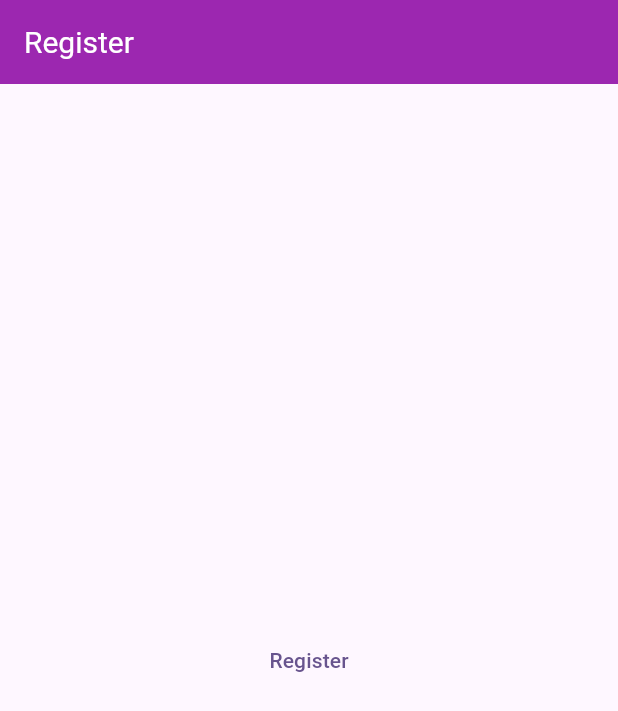
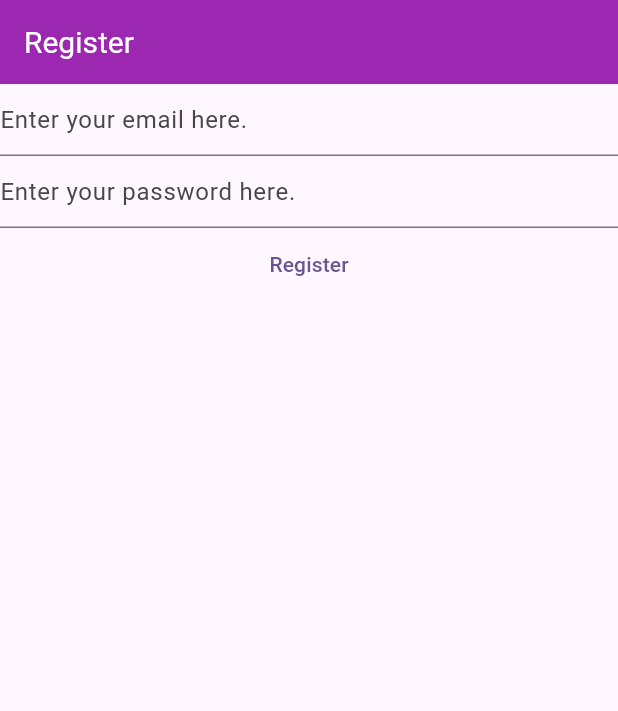
Before and after one commit to sam021624/mynotes, a Flutter app: the screen it shows after launch, after a tap on "Register", on a phone screen of 412 x 824 dp. Shown: the top 711 px of the screen. Run offline on Flutter 3.47's test engine with Material 3 defaults, Android fonts, the phone set to English and light mode, and no system bars; our stand-ins replace firebase_auth, firebase_core; accounts and stored records are empty; network calls fail.

```diff
--- a/lib/main.dart
+++ b/lib/main.dart
@@ -1,6 +1,10 @@
 import 'package:flutter/material.dart';
+import 'package:firebase_auth/firebase_auth.dart';
+import 'package:firebase_core/firebase_core.dart';
+import 'firebase_options.dart';
 
 void main() {
+  WidgetsFlutterBinding.ensureInitialized();
   runApp(MaterialApp(
       title: 'Flutter Demo',
       theme: ThemeData(
@@ -11,8 +15,31 @@ void main() {
     ));
 }
 
-class HomePage extends StatelessWidget {
+class HomePage extends StatefulWidget {
   const HomePage({super.key});
+
+  @override
+  State<HomePage> createState() => _HomePageState();
+}
+
+class _HomePageState extends State<HomePage> {
+
+  late final TextEditingController _email;
+  late final TextEditingController _password;
+
+  @override
+  void initState() {
+    _email = TextEditingController();
+    _password = TextEditingController();
+    super.initState();
+  }
+
+  @override
+  void dispose(){
+    _email.dispose();
+    _password.dispose();
+    super.dispose();
+  }
 
   @override
   Widget build(BuildContext context) {
@@ -23,14 +50,52 @@ class HomePage extends StatelessWidget {
         backgroundColor: Colors.purple,
       ),
 
-      body: Center(
-        child: TextButton(
-        onPressed: () {},
-        child: Text('Register'),
+      body: FutureBuilder(
+        future: Firebase.initializeApp(
+          options: DefaultFirebaseOptions.currentPlatform,
         ),
-      ),
+        builder:(context, snapshot) {
+          switch(snapshot.connectionState) {
+            case ConnectionState.done:
+             return Column(
+          children: [
+            TextField(
+              controller: _email,
+              autocorrect: false,
+              keyboardType: TextInputType.emailAddress,
+              decoration: const InputDecoration(
+                hintText: 'Enter your email here.',
+              ),
+            ),
+            TextField(
+              controller: _password,
+              obscureText: true,
+              enableSuggestions: false,
+              autocorrect: false,
+              decoration: InputDecoration(
+                hintText: ('Enter your password here.'),
+              ),
+            ),
+            TextButton(
+              onPressed: () async {
 
-
+                final email = _email.text;
+                final password = _password.text;
+                final userCredential = await FirebaseAuth.instance.createUserWithEmailAndPassword(
+                  email: email,
+                  password: password
+                );
+                print(userCredential);
+              },
+              child: Text('Register'),
+            ),
+          ],
+        );
+        default:
+        return const Text('Loading...');
+          }
+        },
+      )
     );
   }
 }
```
